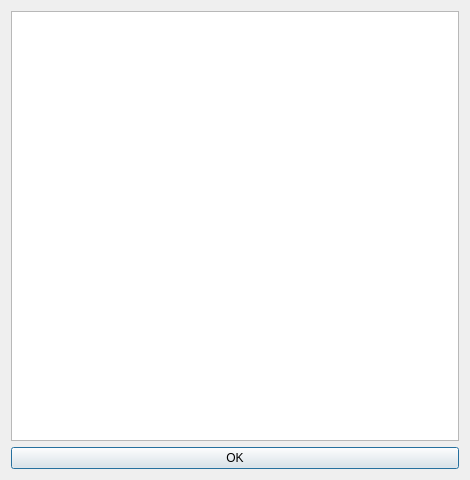
The window that ui_files/vault/moveFolder.ui (Sarim-K/password-manager) describes before a commit, drawn with Qt 5.
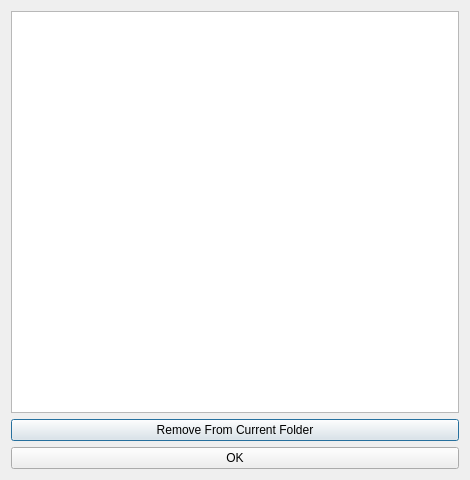
The same window after the commit.

Commit message: can now remove a password from all folders

The edit to the form file:
```diff
--- a/ui_files/vault/moveFolder.ui
+++ b/ui_files/vault/moveFolder.ui
@@ -17,6 +17,13 @@
    <item>
     <widget class="QListWidget" name="listWidget"/>
    </item>
+   <item>
+    <widget class="QPushButton" name="removeButton">
+     <property name="text">
+      <string>Remove From Current Folder</string>
+     </property>
+    </widget>
+   </item>
    <item>
     <widget class="QPushButton" name="OKButton">
      <property name="text">
```
The commit also changes 3 other files.
